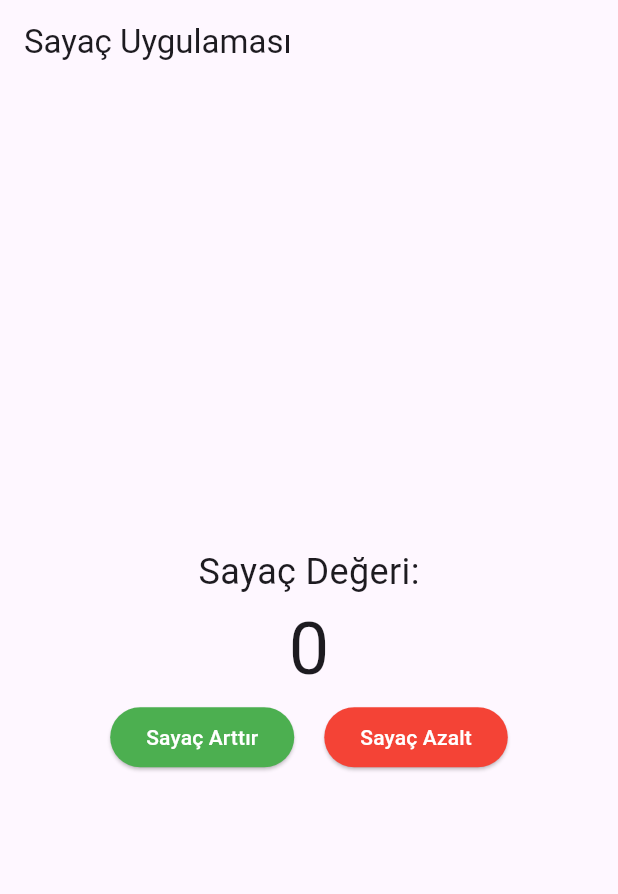
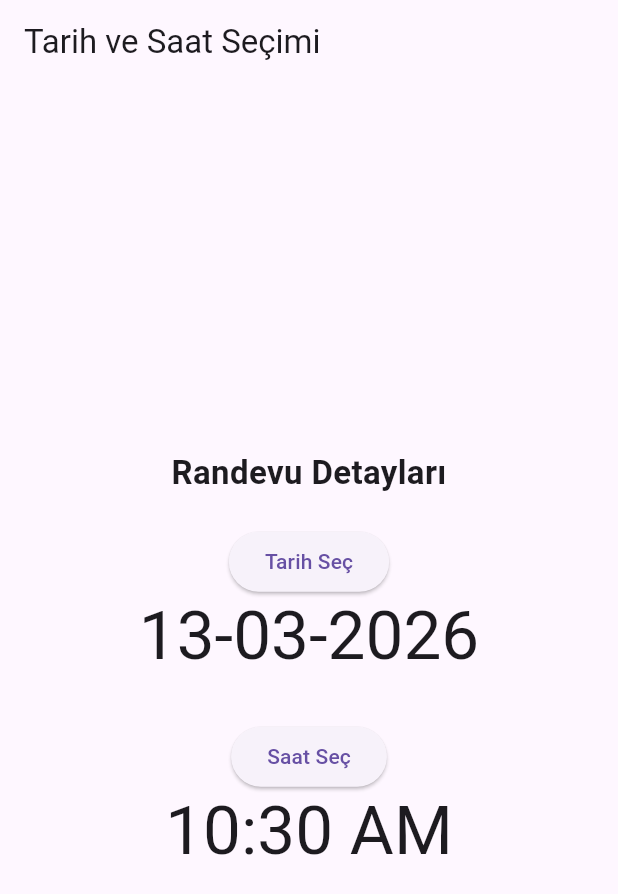
Before and after one commit to BatuhanDemirDev/btkFlutterinotlarim1, a Flutter app: the screen it shows after launch, on a phone screen of 412 x 824 dp. Shown: the top 894 px of the screen. Run offline on Flutter 3.47's test engine with Material 3 defaults, Android fonts, the phone set to English and light mode, and no system bars.

Commit message:
Add localization_tarih_saat.dart + updates to main.dart, pubspec.yaml/lock, checkbox_slider_radio_switch.dart for BTK 101 demos

```diff
--- a/lib/101/checkbox_slider_radio_switch.dart
+++ b/lib/101/checkbox_slider_radio_switch.dart
@@ -70,8 +70,8 @@ class _FormElemanlariSayfasiState extends State<FormElemanlariSayfasi> {
           // --- SLIDER ---
           const _Baslik(metin: "4. Slider (Değer Aralığı)"),
           Text("Seçilen Değer: ${_sliderValue.toInt()}",
-               textAlign: TextAlign.center,
-               style: const TextStyle(fontSize: 18, fontWeight: FontWeight.bold)),
+          textAlign: TextAlign.center,
+          style: const TextStyle(fontSize: 18, fontWeight: FontWeight.bold)),
           Slider(
             value: _sliderValue,
             min: 0,
--- /dev/null
+++ b/lib/101/localization_tarih_saat.dart
@@ -0,0 +1,93 @@
+import 'package:flutter/material.dart';
+import 'package:intl/intl.dart';
+
+class DateTimeKullanimi extends StatefulWidget {
+  const DateTimeKullanimi({super.key});
+
+  @override
+  State<DateTimeKullanimi> createState() => _DateTimeKullanimiState();
+}
+
+class _DateTimeKullanimiState extends State<DateTimeKullanimi> {
+  DateTime _secilenTarih = DateTime.now();
+  TimeOfDay _secilenSaat = TimeOfDay.now();
+
+  Future<void> _tarihSec() async {
+    final DateTime? yeniTarih = await showDatePicker(
+      context: context,
+      initialDate: _secilenTarih,
+      firstDate: DateTime(2000),
+      lastDate: DateTime(2100),
+      selectableDayPredicate: (date) {
+        return date.weekday != DateTime.saturday && date.weekday != DateTime.sunday;
+      },
+      locale: const Locale('tr', 'TR'),
+    );
+
+    if (yeniTarih != null && yeniTarih != _secilenTarih) {
+      setState(() {
+        _secilenTarih = yeniTarih;
+      });
+    }
+  }
+
+  Future<void> _saatSec() async {
+    final TimeOfDay? yeniSaat = await showTimePicker(
+      context: context,
+      initialTime: _secilenSaat,
+    );
+
+    if (yeniSaat != null && yeniSaat != _secilenSaat) {
+      setState(() {
+        _secilenSaat = yeniSaat;
+      });
+    }
+  }
+
+  @override
+  Widget build(BuildContext context) {
+    // Tarih ve Saati formatlıyoruz
+    final String formatlanmisTarih = DateFormat('dd-MM-yyyy').format(_secilenTarih);
+    final String formatlanmisSaat = _secilenSaat.format(context); // Saat formatı için context yeterli
+
+    return Scaffold(
+      appBar: AppBar(title: const Text("Tarih ve Saat Seçimi")),
+      body: Center(
+        child: Column(
+          mainAxisAlignment: MainAxisAlignment.center,
+          children: [
+            _BaslikWidget(),
+            const SizedBox(height: 20),
+
+            // Tarih Bölümü
+            ElevatedButton(
+              onPressed: _tarihSec,
+              child: const Text("Tarih Seç"),
+            ),
+            Text(formatlanmisTarih, style: Theme.of(context).textTheme.displayMedium),
+
+            const SizedBox(height: 30),
+
+            // Saat Bölümü
+            ElevatedButton(
+              onPressed: _saatSec,
+              child: const Text("Saat Seç"),
+            ),
+            Text(formatlanmisSaat, style: Theme.of(context).textTheme.displayMedium),
+          ],
+        ),
+      ),
+    );
+  }
+}
+
+// Kodu daha temiz tutmak için küçük parçalara (Widget) bölebiliriz
+class _BaslikWidget extends StatelessWidget {
+  @override
+  Widget build(BuildContext context) {
+    return const Text(
+      "Randevu Detayları",
+      style: TextStyle(fontSize: 22, fontWeight: FontWeight.bold),
+    );
+  }
+}
--- a/lib/main.dart
+++ b/lib/main.dart
@@ -1,5 +1,6 @@
-import 'package:btkakademi/101/globalkeywsayac.dart';
+import 'package:btkakademi/101/localization_tarih_saat.dart';
 import 'package:flutter/material.dart';
+import 'package:flutter_localizations/flutter_localizations.dart';
 
 
 void main() {
@@ -11,9 +12,18 @@ class MyApp extends StatelessWidget {
 
   @override
   Widget build(BuildContext context) {
-    return MaterialApp(
+    return MaterialApp(localizationsDelegates: const [
+    GlobalMaterialLocalizations.delegate,
+    GlobalWidgetsLocalizations.delegate,
+    GlobalCupertinoLocalizations.delegate,
+  ],
+  supportedLocales: const [
+    Locale('tr', 'TR'),
+    Locale('en', 'US'),
+  ],
       debugShowCheckedModeBanner: false,
-      home: Sayacuygulamasi(),
+      darkTheme: ThemeData.dark(),
+      home:  (DateTimeKullanimi()),
     );
   }
 }
--- a/pubspec.yaml
+++ b/pubspec.yaml
@@ -30,10 +30,12 @@ environment:
 dependencies:
   flutter:
     sdk: flutter
+  flutter_localizations:
+    sdk: flutter
 
-  # The following adds the Cupertino Icons font to your application.
-  # Use with the CupertinoIcons class for iOS style icons.
+  intl: ^0.20.2
   cupertino_icons: ^1.0.8
+
 
 dev_dependencies:
   flutter_test:
```
Also changed, not shown: pubspec.lock, 1 other file.
